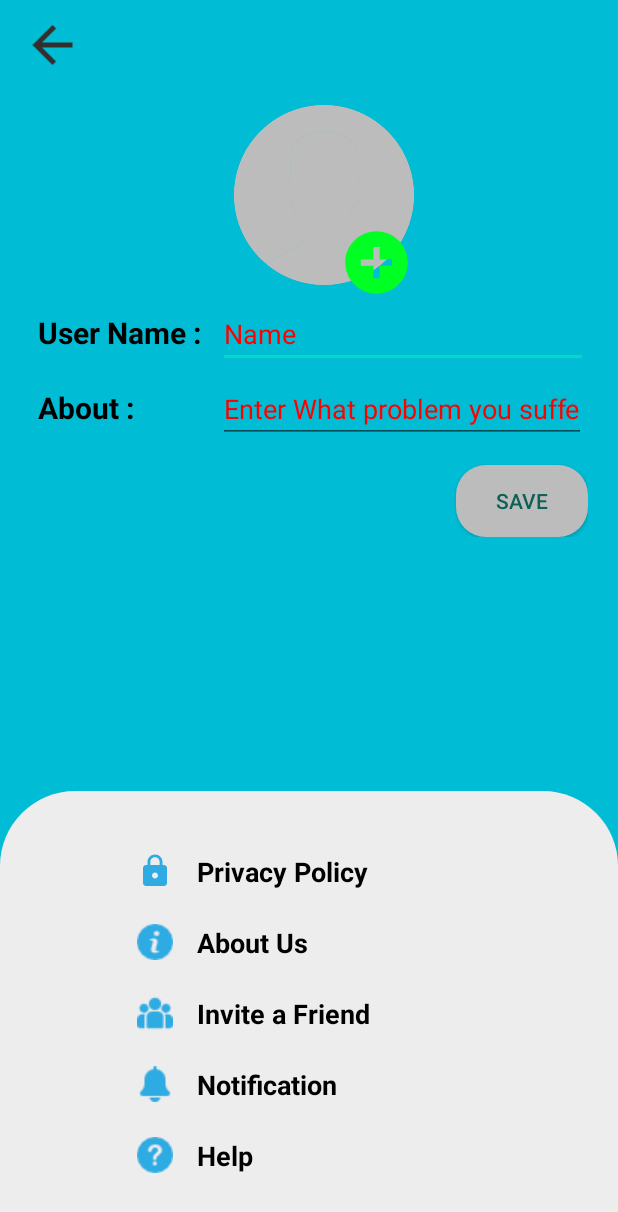
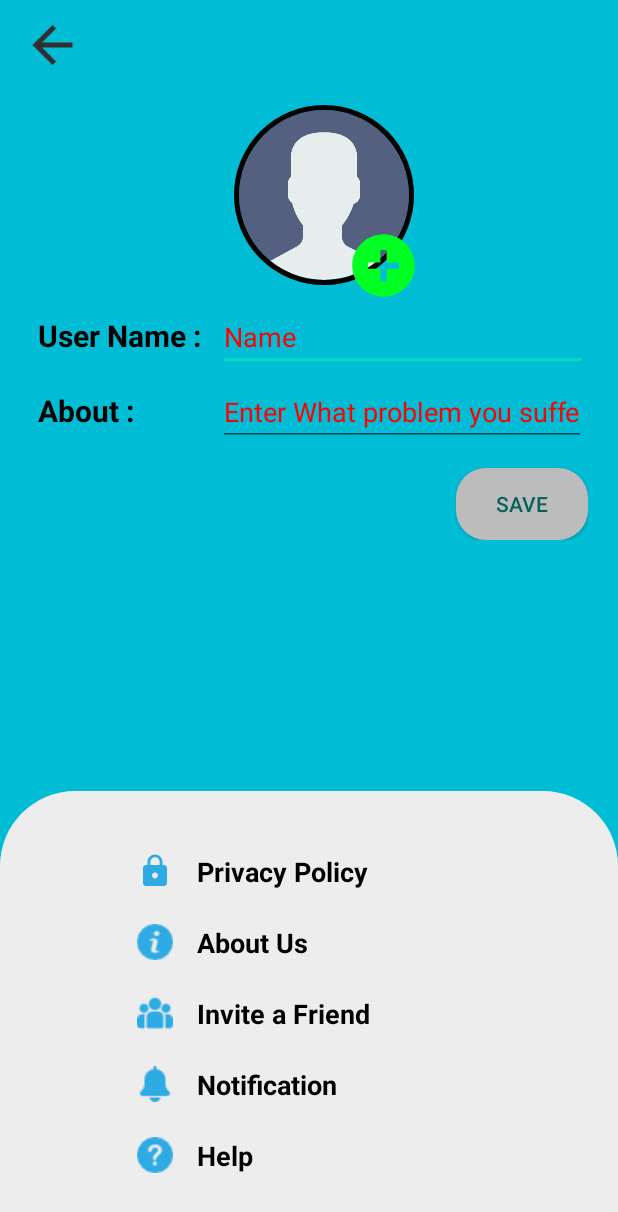
Before and after one commit to Samyuk-Yadav/W9519946_Samyuk-Yadav_Internship-Project, an Android app: the layout activity_setting_info.xml on its own in the app's theme, with its tools: preview values and no code run, on a phone screen of 412 x 824 dp. Shown: the top 1212 px of the screen. Run offline under Robolectric (Android 15) with nearby library versions, the phone set to English and light mode, and no system bars.

Commit message:
Working on profile, layouts, backend work and status updates...

```diff
--- a/app/build.gradle
+++ b/app/build.gradle
@@ -46,6 +46,7 @@ dependencies {
 
     implementation 'de.hdodenhof:circleimageview:3.1.0'
     implementation 'com.squareup.picasso:picasso:2.71828'
+    implementation 'com.google.firebase:firebase-storage:20.0.0'
 
     compileOnly 'org.projectlombok:lombok:1.18.22'
     annotationProcessor 'org.projectlombok:lombok:1.18.22'
--- a/app/src/main/java/uk/ac/tees/W9519946/chat/Fragments/Emergency_Chat.java
+++ b/app/src/main/java/uk/ac/tees/W9519946/chat/Fragments/Emergency_Chat.java
@@ -10,6 +10,7 @@ import android.view.LayoutInflater;
 import android.view.View;
 import android.view.ViewGroup;
 
+import com.google.firebase.auth.FirebaseAuth;
 import com.google.firebase.database.DataSnapshot;
 import com.google.firebase.database.DatabaseError;
 import com.google.firebase.database.FirebaseDatabase;
@@ -53,7 +54,8 @@ public class Emergency_Chat extends Fragment {
                 for(DataSnapshot dataSnapshot: snapshot.getChildren()){
                     Users users = dataSnapshot.getValue(Users.class);
                     users.setUserId(dataSnapshot.getKey());
-                    list.add(users);
+                    if (!users.getUserId().equals(FirebaseAuth.getInstance().getUid())){
+                    list.add(users);}
                 }
                 usersAdapter.notifyDataSetChanged();
             }
--- a/app/src/main/res/layout/activity_setting_info.xml
+++ b/app/src/main/res/layout/activity_setting_info.xml
@@ -109,21 +109,23 @@
         android:gravity="center"
         android:orientation="vertical">
 
-        <ImageView
+        <de.hdodenhof.circleimageview.CircleImageView
             android:id="@+id/image_profile"
             android:layout_width="120dp"
             android:layout_height="120dp"
             android:layout_marginLeft="10dp"
             android:layout_marginTop="10dp"
             app:srcCompat="@drawable/user"
-            app:tint="@color/grayBackground" />
+            app:civ_border_color="#FF000000"
+            app:civ_border_width="3dp"
+            />
 
         <ImageView
             android:id="@+id/image_add"
             android:layout_width="50dp"
             android:layout_height="50dp"
-            android:layout_marginLeft="45dp"
-            android:layout_marginTop="-40dp"
+            android:layout_marginLeft="50dp"
+            android:layout_marginTop="-38dp"
             app:srcCompat="@drawable/add" />
 
         <LinearLayout
@@ -179,6 +181,7 @@
         </LinearLayout>
 
         <androidx.appcompat.widget.AppCompatButton
+            android:id="@+id/save_btn"
             android:layout_width="wrap_content"
             android:layout_height="wrap_content"
             android:layout_gravity="right"
```
Also changed, not shown: app/src/main/java/uk/ac/tees/W9519946/chat/Models_/Users.java (+9 -3 lines), app/src/main/java/uk/ac/tees/W9519946/chat/Setting_Info.java (+94 -0 lines).
